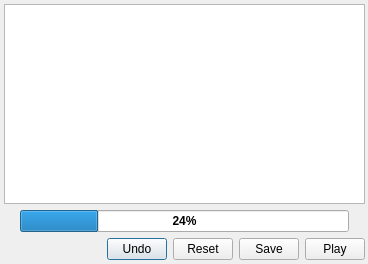
The window that ui/windows/training.ui (GunioRobot/speechcontrol) describes before a commit, drawn with Qt 5.
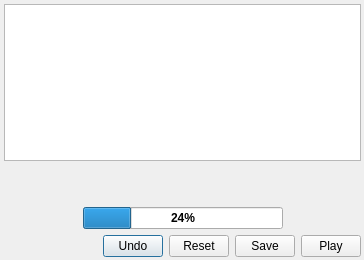
The same window after the commit.

Commit message: Hey, hey... My commit.

Diff of the .ui file:
```diff
--- a/ui/windows/training.ui
+++ b/ui/windows/training.ui
@@ -7,8 +7,8 @@
    <rect>
     <x>0</x>
     <y>0</y>
-    <width>368</width>
-    <height>264</height>
+    <width>364</width>
+    <height>260</height>
    </rect>
   </property>
   <property name="windowTitle">
@@ -22,8 +22,8 @@
     <rect>
      <x>4</x>
      <y>4</y>
-     <width>361</width>
-     <height>257</height>
+     <width>357</width>
+     <height>253</height>
     </rect>
    </property>
    <layout class="QGridLayout" name="gridLayout">
@@ -35,10 +35,25 @@
         <height>200</height>
        </size>
       </property>
+      <property name="readOnly">
+       <bool>true</bool>
+      </property>
      </widget>
     </item>
-    <item row="1" column="1">
+    <item row="2" column="1">
      <widget class="QProgressBar" name="progressBar">
+      <property name="sizePolicy">
+       <sizepolicy hsizetype="Expanding" vsizetype="Fixed">
+        <horstretch>0</horstretch>
+        <verstretch>0</verstretch>
+       </sizepolicy>
+      </property>
+      <property name="minimumSize">
+       <size>
+        <width>200</width>
+        <height>0</height>
+       </size>
+      </property>
       <property name="font">
        <font>
         <weight>75</weight>
@@ -53,13 +68,13 @@
       </property>
      </widget>
     </item>
-    <item row="1" column="0">
+    <item row="2" column="0">
      <spacer name="horizontalSpacer">
       <property name="orientation">
        <enum>Qt::Horizontal</enum>
       </property>
       <property name="sizeType">
-       <enum>QSizePolicy::Preferred</enum>
+       <enum>QSizePolicy::MinimumExpanding</enum>
       </property>
       <property name="sizeHint" stdset="0">
        <size>
@@ -69,13 +84,13 @@
       </property>
      </spacer>
     </item>
-    <item row="1" column="2">
+    <item row="2" column="2">
      <spacer name="horizontalSpacer_2">
       <property name="orientation">
        <enum>Qt::Horizontal</enum>
       </property>
       <property name="sizeType">
-       <enum>QSizePolicy::Preferred</enum>
+       <enum>QSizePolicy::Expanding</enum>
       </property>
       <property name="sizeHint" stdset="0">
        <size>
@@ -85,7 +100,7 @@
       </property>
      </spacer>
     </item>
-    <item row="2" column="0" colspan="3">
+    <item row="3" column="0" colspan="3">
      <layout class="QHBoxLayout" name="horizontalLayout">
       <item>
        <spacer name="horizontalSpacer_3">
@@ -178,6 +193,22 @@
       </item>
      </layout>
     </item>
+    <item row="1" column="1">
+     <spacer name="verticalSpacer">
+      <property name="orientation">
+       <enum>Qt::Vertical</enum>
+      </property>
+      <property name="sizeType">
+       <enum>QSizePolicy::MinimumExpanding</enum>
+      </property>
+      <property name="sizeHint" stdset="0">
+       <size>
+        <width>20</width>
+        <height>40</height>
+       </size>
+      </property>
+     </spacer>
+    </item>
    </layout>
   </widget>
  </widget>
```
The commit also changes 1 other file.
